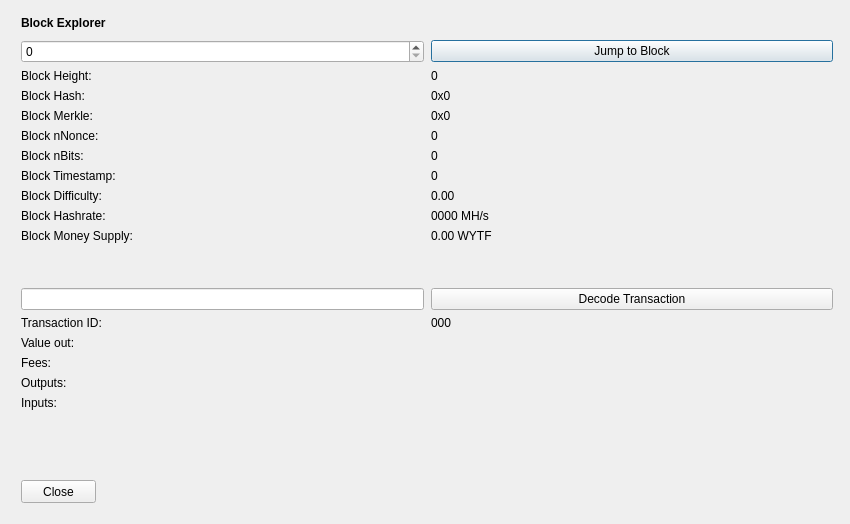
Qt form src/qt/forms/blockbrowser.ui (Tillkoeln/WYTF) before a commit.
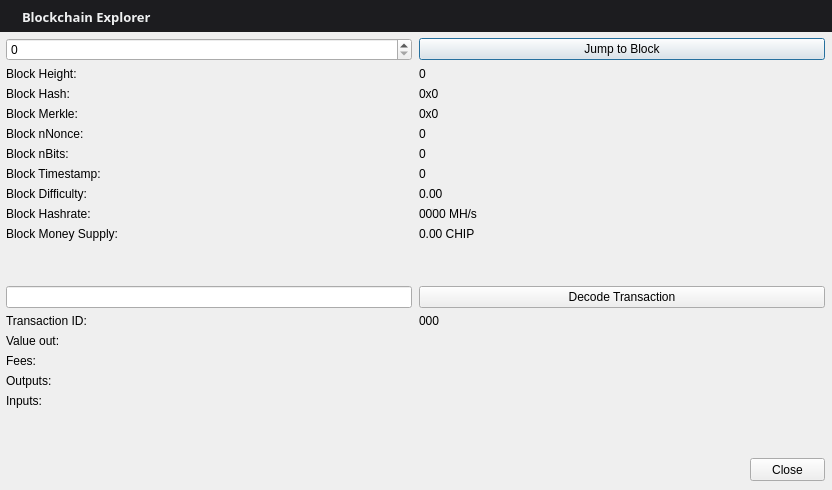
The same form after that commit. Icons and pictures are not drawn.

Patch:
```diff
--- a/src/qt/forms/blockbrowser.ui
+++ b/src/qt/forms/blockbrowser.ui
@@ -12,8 +12,8 @@
    <rect>
     <x>0</x>
     <y>0</y>
-    <width>850</width>
-    <height>524</height>
+    <width>832</width>
+    <height>490</height>
    </rect>
   </property>
   <property name="sizePolicy">
@@ -39,72 +39,25 @@
     <enum>QLayout::SetMaximumSize</enum>
    </property>
    <property name="leftMargin">
-    <number>21</number>
+    <number>0</number>
    </property>
    <property name="topMargin">
-    <number>10</number>
+    <number>0</number>
    </property>
    <property name="rightMargin">
-    <number>10</number>
+    <number>0</number>
+   </property>
+   <property name="bottomMargin">
+    <number>0</number>
    </property>
    <item row="1" column="0">
     <widget class="QWidget" name="widget" native="true">
-     <widget class="QWidget" name="layoutWidgetBE1">
-      <property name="geometry">
-       <rect>
-        <x>0</x>
-        <y>0</y>
-        <width>822</width>
-        <height>27</height>
-       </rect>
-      </property>
-      <layout class="QHBoxLayout" name="horizontalLayoutBE">
-       <property name="spacing">
-        <number>7</number>
-       </property>
-       <item>
-        <widget class="QLabel" name="labelBlockExplorer">
-         <property name="sizePolicy">
-          <sizepolicy hsizetype="Preferred" vsizetype="Maximum">
-           <horstretch>0</horstretch>
-           <verstretch>0</verstretch>
-          </sizepolicy>
-         </property>
-         <property name="font">
-          <font>
-           <weight>75</weight>
-           <bold>true</bold>
-          </font>
-         </property>
-         <property name="styleSheet">
-          <string notr="true">font-weight:bold;</string>
-         </property>
-         <property name="text">
-          <string>Block Explorer</string>
-         </property>
-        </widget>
-       </item>
-       <item>
-        <spacer name="horizontalSpacerBE">
-         <property name="orientation">
-          <enum>Qt::Horizontal</enum>
-         </property>
-         <property name="sizeHint" stdset="0">
-          <size>
-           <width>40</width>
-           <height>20</height>
-          </size>
-         </property>
-        </spacer>
-       </item>
-      </layout>
-     </widget>
      <widget class="QWidget" name="layoutWidgetBE2">
       <property name="geometry">
        <rect>
         <x>0</x>
-        <y>30</y>
-        <width>812</width>
+        <y>0</y>
+        <width>831</width>
         <height>410</height>
        </rect>
       </property>
@@ -112,6 +65,12 @@
        <property name="sizeConstraint">
         <enum>QLayout::SetDefaultConstraint</enum>
        </property>
+       <property name="leftMargin">
+        <number>6</number>
+       </property>
+       <property name="rightMargin">
+        <number>6</number>
+       </property>
        <property name="horizontalSpacing">
         <number>7</number>
        </property>
@@ -445,7 +404,7 @@
        <item row="11" column="1">
         <widget class="QLabel" name="moneySupplyBox">
          <property name="text">
-          <string>0.00 WYTF</string>
+          <string>0.00 CHIP</string>
          </property>
          <property name="textInteractionFlags">
           <set>Qt::LinksAccessibleByMouse|Qt::TextSelectableByMouse</set>
@@ -457,8 +416,8 @@
      <widget class="QPushButton" name="closeButton">
       <property name="geometry">
        <rect>
-        <x>0</x>
-        <y>470</y>
+        <x>750</x>
+        <y>420</y>
         <width>75</width>
         <height>23</height>
        </rect>
@@ -469,6 +428,71 @@
      </widget>
     </widget>
    </item>
+   <item row="0" column="0">
+    <widget class="QFrame" name="frame">
+     <property name="maximumSize">
+      <size>
+       <width>16777215</width>
+       <height>32</height>
+      </size>
+     </property>
+     <property name="frameShape">
+      <enum>QFrame::StyledPanel</enum>
+     </property>
+     <property name="frameShadow">
+      <enum>QFrame::Raised</enum>
+     </property>
+     <widget class="QWidget" name="widget_2" native="true">
+      <property name="geometry">
+       <rect>
+        <x>0</x>
+        <y>0</y>
+        <width>851</width>
+        <height>34</height>
+       </rect>
+      </property>
+      <property name="maximumSize">
+       <size>
+        <width>16777215</width>
+        <height>38</height>
+       </size>
+      </property>
+      <property name="styleSheet">
+       <string notr="true">background-color: #1C1C1F;</string>
+      </property>
+      <layout class="QHBoxLayout" name="horizontalLayout_4">
+       <item>
+        <widget class="QLabel" name="label_2">
+         <property name="maximumSize">
+          <size>
+           <width>16</width>
+           <height>16777215</height>
+          </size>
+         </property>
+         <property name="text">
+          <string>&lt;html&gt;&lt;head/&gt;&lt;body&gt;&lt;p&gt;&lt;img src=&quot;:/icons/blockbrowser2&quot;/&gt;&lt;/p&gt;&lt;/body&gt;&lt;/html&gt;</string>
+         </property>
+        </widget>
+       </item>
+       <item>
+        <widget class="QLabel" name="label_5">
+         <property name="font">
+          <font>
+           <family>Sans</family>
+           <pointsize>11</pointsize>
+           <weight>75</weight>
+           <bold>true</bold>
+          </font>
+         </property>
+         <property name="text">
+          <string>&lt;html&gt;&lt;head/&gt;&lt;body&gt;&lt;p&gt;&lt;span style=&quot; font-size:13px; color:#eff0f1;&quot;&gt;Blockchain Explorer&lt;/span&gt;&lt;/p&gt;&lt;/body&gt;&lt;/html&gt;</string>
+         </property>
+        </widget>
+       </item>
+      </layout>
+     </widget>
+    </widget>
+   </item>
   </layout>
  </widget>
  <resources/>
```
Left out of the diff: 2 changed lines with no effect on the pictures.
